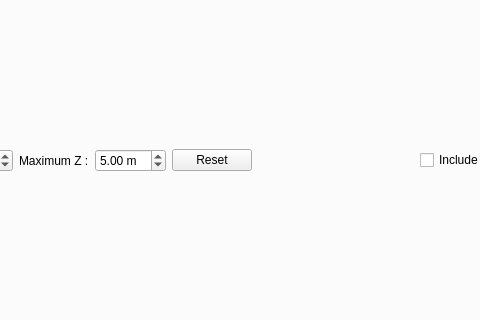
First picture: the form in src/mainwindow.ui, repository i3drobotics/stereo-vision-toolkit, before the edit; both pictures show x 501 to 981 and y 250 to 570 of the 1200 by 800 pixel window.
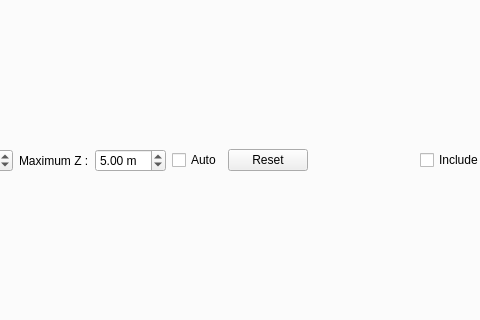
Second picture: the form after the edit.

Commit message: add auto z check box for cloud viewer. Fix z maximum issue

What changed in the file:
```diff
--- a/src/mainwindow.ui
+++ b/src/mainwindow.ui
@@ -1454,6 +1454,16 @@
                 </property>
                </widget>
               </item>
+              <item>
+               <widget class="QCheckBox" name="checkBoxAutoZ">
+                <property name="text">
+                 <string>Auto</string>
+                </property>
+                <property name="checked">
+                 <bool>false</bool>
+                </property>
+               </widget>
+              </item>
               <item>
                <widget class="QPushButton" name="reset3DViewButton">
                 <property name="text">
```
The commit also changes 3 other files.
